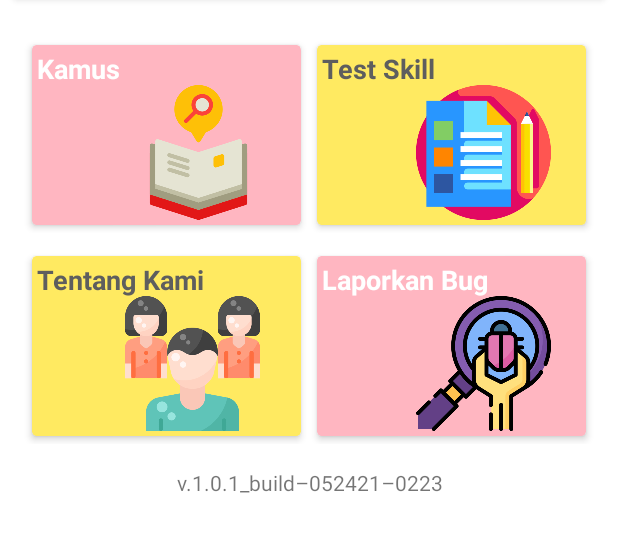
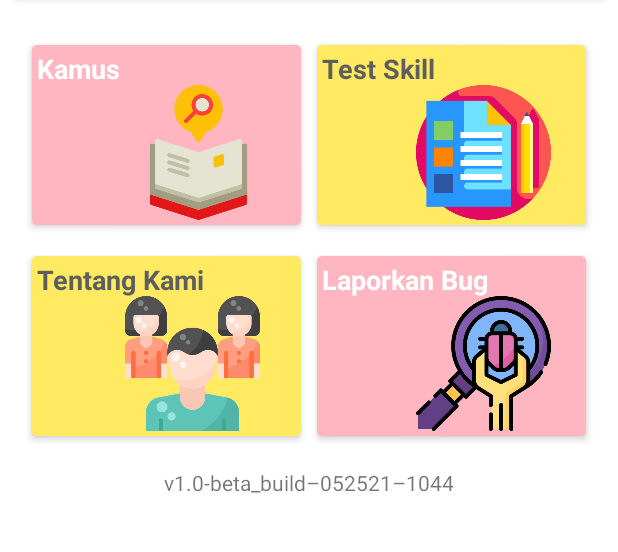
Before and after one commit to triwaluyo07/BisaWicara, an Android app: the screen it shows after launch (MainActivity), on a phone screen of 412 x 824 dp, the part 256-808 px from its top. Run offline under Robolectric (Android 15) with nearby library versions, the phone set to English and light mode, and no system bars; Roboto replaces fonts that are not available here.

Commit message:
Minor UI changes and bug fix. Now on Beta Version!

```diff
--- a/app/src/main/AndroidManifest.xml
+++ b/app/src/main/AndroidManifest.xml
@@ -23,7 +23,9 @@
                 android:name="android.support.FILE_PROVIDER_PATHS"
                 android:resource="@xml/file_provider" />
         </provider>
-        <activity android:name=".activity.CameraActivity"/>
+        <activity
+            android:name=".activity.CameraActivity"
+            android:parentActivityName=".activity.TestSkillActivity"/>
         <activity
             android:name=".activity.SplashScreenActivity"
             android:theme="@style/Theme.BisaWicara.NoActionBar">
--- a/app/src/main/java/teknoxera/bisawicara/activity/AboutActivity.kt
+++ b/app/src/main/java/teknoxera/bisawicara/activity/AboutActivity.kt
@@ -2,6 +2,7 @@ package teknoxera.bisawicara.activity
 
 import androidx.appcompat.app.AppCompatActivity
 import android.os.Bundle
+import androidx.core.graphics.toColorInt
 import teknoxera.bisawicara.R
 
 class AboutActivity : AppCompatActivity()
--- a/app/src/main/res/values-night/themes.xml
+++ b/app/src/main/res/values-night/themes.xml
@@ -10,8 +10,9 @@
         <item name="colorSecondaryVariant">@color/teal_200</item>
         <item name="colorOnSecondary">@color/black</item>
         <!-- Status bar color. -->
-        <item name="android:statusBarColor" tools:targetApi="l">?attr/colorPrimaryVariant</item>
-        <!-- Customize your theme here. -->
+        <item name="android:statusBarColor" tools:targetApi="l">
+            ?attr/colorPrimaryVariant
+        </item>
     </style>
 
     <style name="Theme.BisaWicara.NoActionBar">
--- a/app/src/main/res/values/strings.xml
+++ b/app/src/main/res/values/strings.xml
@@ -3,7 +3,7 @@
     <string name="app_desc">Belajar Mudah Bahasa Isyarat</string>
     <string name="team_name">TeknoXera</string>
     <string name="logo">Logo</string>
-    <string name="version">v.1.0.1_build–052421–0223</string>
+    <string name="version">v1.0-beta_build–052521–1044</string>
     <string name="dashb">DASHBOARD</string>
     <string name="dictionary">Kamus</string>
     <string name="test">Test Skill</string>
@@ -16,6 +16,8 @@
     <string name="bug_text">Ada "Bug"?\nLapor sekarang!</string>
     <string name="field_title">Dimana \"Bug\"-nya?</string>
     <string name="bug_hint">Beritahu kami "Bug"-nya</string>
+    <string name="take_shot">Ambil Foto</string>
+    <string name="check">Cek/Koreksi</string>
     <string name="about_title">Tim Pengembangan Aplikasi</string>
     <string name="uiux">UI/UX</string>
     <string name="md_team">Samuel Deviko Kelvin Setiawan\nTri Waluyo (Development Team Leader)</string>
--- a/app/src/main/res/values/themes.xml
+++ b/app/src/main/res/values/themes.xml
@@ -2,16 +2,17 @@
     <!-- Base application theme. -->
     <style name="Theme.BisaWicara" parent="Theme.MaterialComponents.DayNight">
         <!-- Primary brand color. -->
-        <item name="colorPrimary">@color/bluesky</item>
+        <item name="colorPrimary">@color/white</item>
         <item name="colorPrimaryVariant">@color/bluesky</item>
-        <item name="colorOnPrimary">@color/white</item>
+        <item name="colorOnPrimary">@color/black</item>
         <!-- Secondary brand color. -->
         <item name="colorSecondary">@color/teal_200</item>
         <item name="colorSecondaryVariant">@color/teal_700</item>
         <item name="colorOnSecondary">@color/black</item>
         <!-- Status bar color. -->
-        <item name="android:statusBarColor" tools:targetApi="l">?attr/colorPrimaryVariant</item>
-        <!-- Customize your theme here. -->
+        <item name="android:statusBarColor" tools:targetApi="l">
+            ?attr/colorPrimaryVariant
+        </item>
     </style>
 
     <style name="Theme.BisaWicara.NoActionBar">
```
Also changed, not shown: app/src/main/java/teknoxera/bisawicara/activity/CameraActivity.kt (+31 -26 lines), app/src/main/res/layout/activity_camera.xml (+6 -6 lines), app/src/main/res/layout/activity_kamus.xml (+9 -3 lines), app/src/main/res/layout/activity_test_skill.xml (+11 -9 lines), app/src/main/res/layout/item_grid.xml (+21 -16 lines).
